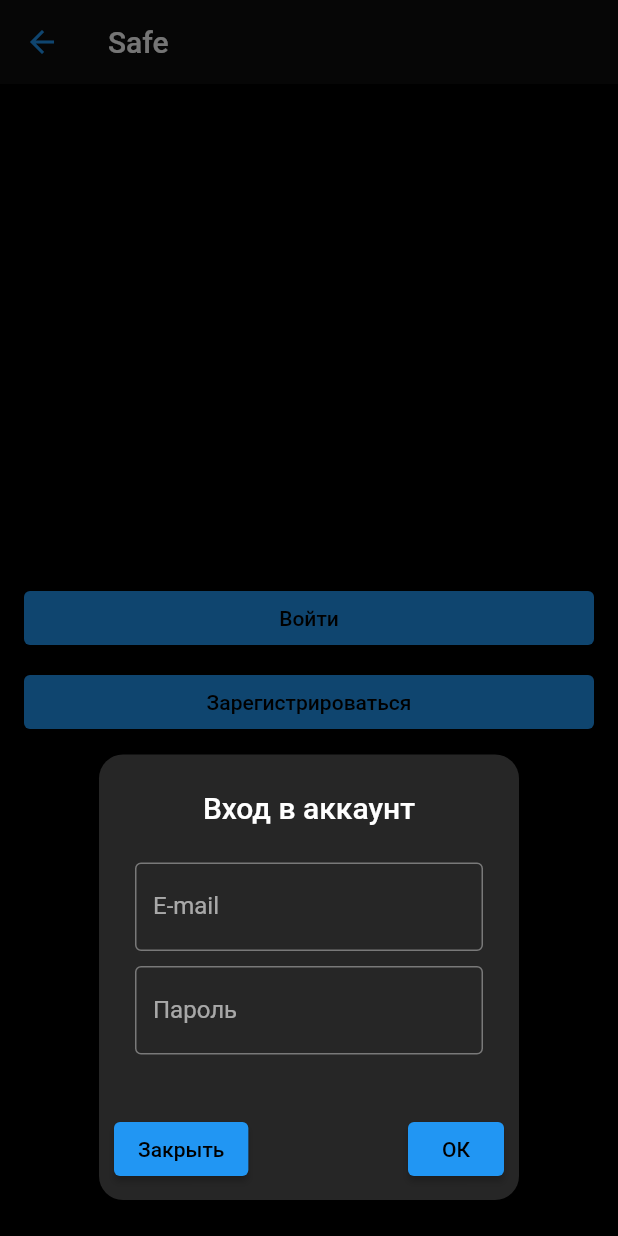
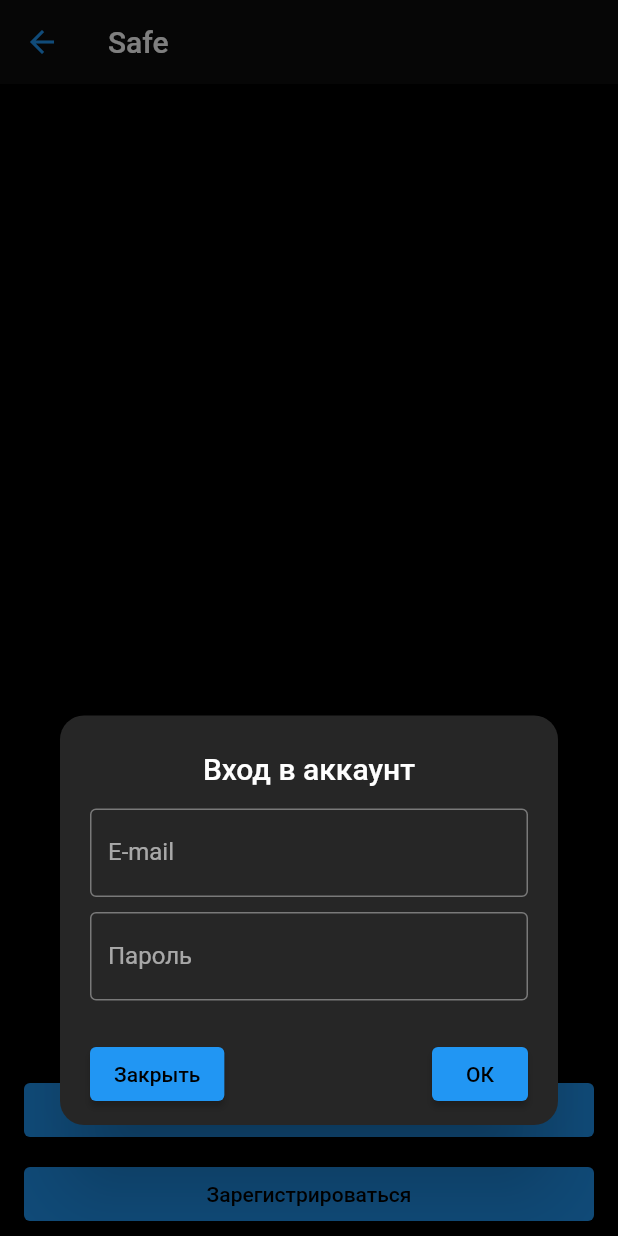
Before and after one commit to evgenii-shcherbakov/safe, a Flutter app: the screen it shows after launch, after a tap on "Войти", on a phone screen of 412 x 824 dp. Run offline on Flutter 3.47's test engine with Material 2 defaults, Android fonts, the phone set to English and light mode, and no system bars; our stand-ins replace cloud_firestore, dio, firebase_auth, firebase_core, get_it, go_router and 2 more; accounts and stored records are empty.

Commit message:
feat: dialogs redesign

```diff
--- /dev/null
+++ b/lib/shared/utils.dart
@@ -0,0 +1,60 @@
+import 'dart:io';
+
+import 'package:flutter/foundation.dart';
+import 'package:flutter/material.dart';
+
+Future<void> showAnimatedDialog({
+  required BuildContext context,
+  required Widget Function(BuildContext) dialogBuilder,
+  String barrierLabel = 'barrier',
+  bool canSkip = true,
+}) async {
+  await showGeneralDialog(
+    context: context,
+    pageBuilder: (
+      BuildContext context,
+      Animation<double> animation,
+      Animation<double> secondaryAnimation,
+    ) {
+      return SafeArea(
+        top: false,
+        child: Builder(builder: (BuildContext ctx) {
+          return Theme(
+            data: Theme.of(ctx),
+            child: dialogBuilder(ctx),
+          );
+        }),
+      );
+    },
+    transitionBuilder: (
+      BuildContext context,
+      Animation<double> animation,
+      Animation<double> secondaryAnimation,
+      Widget child,
+    ) {
+      return SlideTransition(
+        position: Tween<Offset>(
+          begin: const Offset(0.0, 1.0),
+          end: Offset.zero,
+        )
+            .chain(
+              CurveTween(
+                curve: Curves.linear,
+              ),
+            )
+            .animate(animation),
+        child: FadeTransition(
+          opacity: animation,
+          child: child,
+        ),
+      );
+    },
+    transitionDuration: const Duration(milliseconds: 600),
+    barrierDismissible: canSkip,
+    barrierLabel: barrierLabel,
+  );
+}
+
+bool isMobile() {
+  return !kIsWeb && (Platform.isAndroid || Platform.isIOS);
+}
--- a/lib/widgets/dialogs/auth.dialog.dart
+++ b/lib/widgets/dialogs/auth.dialog.dart
@@ -2,6 +2,7 @@ import 'package:flutter/material.dart';
 import 'package:provider/provider.dart';
 import 'package:safe/di/app.module.dart';
 import 'package:safe/view_models/auth_dialog.view_model.dart';
+import 'package:safe/widgets/dialogs/base/base.dialog.dart';
 
 import '../components/text_input.component.dart';
 
@@ -14,10 +15,7 @@ class AuthDialog extends StatelessWidget {
   Widget build(BuildContext context) {
     final viewModel = context.watch<AuthDialogViewModel>();
 
-    return AlertDialog(
-      scrollable: true,
-      actionsAlignment: MainAxisAlignment.spaceBetween,
-      actionsPadding: const EdgeInsets.all(10),
+    return BaseDialog(
       title: Center(
         child: Text(_isRegister ? 'Регистрация' : 'Вход в аккаунт'),
       ),
--- /dev/null
+++ b/lib/widgets/dialogs/base/base.dialog.dart
@@ -0,0 +1,34 @@
+import 'package:flutter/material.dart';
+
+class BaseDialog extends StatelessWidget {
+  final Widget? title;
+  final Widget? content;
+  final List<Widget>? actions;
+
+  const BaseDialog({
+    super.key,
+    this.title,
+    this.content,
+    this.actions,
+  });
+
+  @override
+  Widget build(BuildContext context) {
+    return Padding(
+      padding: const EdgeInsets.only(bottom: 50),
+      child: AlertDialog(
+        scrollable: true,
+        actionsAlignment: MainAxisAlignment.spaceBetween,
+        actionsPadding: const EdgeInsets.symmetric(vertical: 10, horizontal: 20),
+        contentPadding: const EdgeInsets.symmetric(vertical: 10, horizontal: 20),
+        title: title,
+        content: SizedBox(
+          width: MediaQuery.of(context).size.width,
+          child: content,
+        ),
+        actions: actions,
+        backgroundColor: Theme.of(context).dialogTheme.backgroundColor,
+      ),
+    );
+  }
+}
--- a/lib/widgets/pages/auth.page.dart
+++ b/lib/widgets/pages/auth.page.dart
@@ -1,6 +1,7 @@
 import 'package:flutter/material.dart';
 import 'package:flutter/services.dart';
 import 'package:provider/provider.dart';
+import 'package:safe/shared/utils.dart';
 import 'package:safe/widgets/dialogs/auth.dialog.dart';
 
 import '../../constants/common.dart';
@@ -13,9 +14,9 @@ class AuthPage extends StatelessWidget {
 
   Future<void> Function() _showDialog(BuildContext context, {bool isRegister = false}) {
     return () async {
-      await showDialog(
+      await showAnimatedDialog(
         context: context,
-        builder: (BuildContext ctx) => AuthDialog.onCreate(isRegister),
+        dialogBuilder: (_) => AuthDialog.onCreate(isRegister),
       );
     };
   }
@@ -35,7 +36,7 @@ class AuthPage extends StatelessWidget {
         body: viewModel.isLoading
             ? const LoaderComponent()
             : Column(
-                mainAxisAlignment: MainAxisAlignment.center,
+                mainAxisAlignment: isMobile() ? MainAxisAlignment.end : MainAxisAlignment.center,
                 children: [
                   ListTile(
                     title: ElevatedButton(
```
